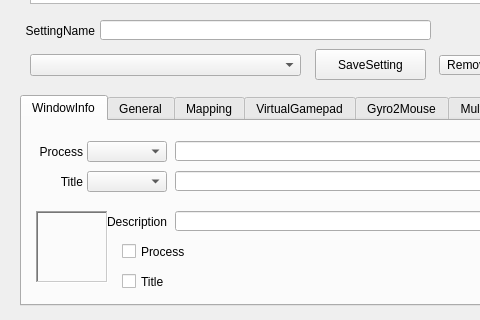
The window that QKeyMapper/qkeymapper.ui (Zalafina/QKeyMapper) describes before a commit, drawn with Qt 5; both pictures show x 0 to 480 and y 350 to 670 of the 1070 by 670 pixel window.
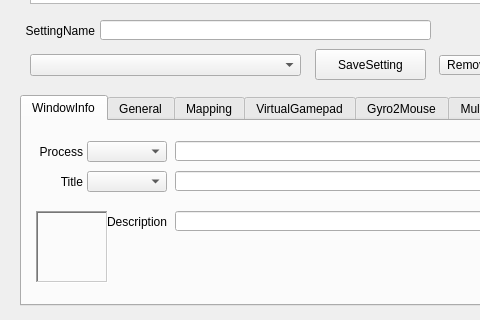
The same window after the commit.

Commit message: Remove processCheckBox & titleCheckBox.

```diff
--- a/QKeyMapper/qkeymapper.ui
+++ b/QKeyMapper/qkeymapper.ui
@@ -483,38 +483,6 @@
       </rect>
      </property>
     </widget>
-    <widget class="QCheckBox" name="titleCheckBox">
-     <property name="geometry">
-      <rect>
-       <x>100</x>
-       <y>150</y>
-       <width>81</width>
-       <height>21</height>
-      </rect>
-     </property>
-     <property name="text">
-      <string>Title</string>
-     </property>
-     <property name="checked">
-      <bool>false</bool>
-     </property>
-    </widget>
-    <widget class="QCheckBox" name="processCheckBox">
-     <property name="geometry">
-      <rect>
-       <x>100</x>
-       <y>120</y>
-       <width>81</width>
-       <height>21</height>
-      </rect>
-     </property>
-     <property name="text">
-      <string>Process</string>
-     </property>
-     <property name="checked">
-      <bool>false</bool>
-     </property>
-    </widget>
     <widget class="QLineEdit" name="windowTitleLineEdit">
      <property name="geometry">
       <rect>
```
The commit also changes 4 other files.
